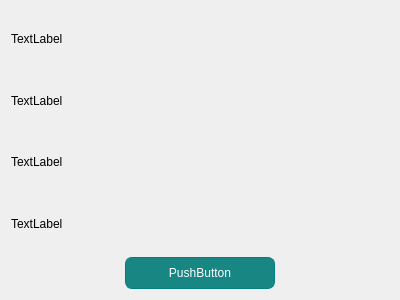
The window that OnLib/OnLib/BookDetails.ui (Andrew-Gh21/OnLib) describes before a commit, drawn with Qt 5.
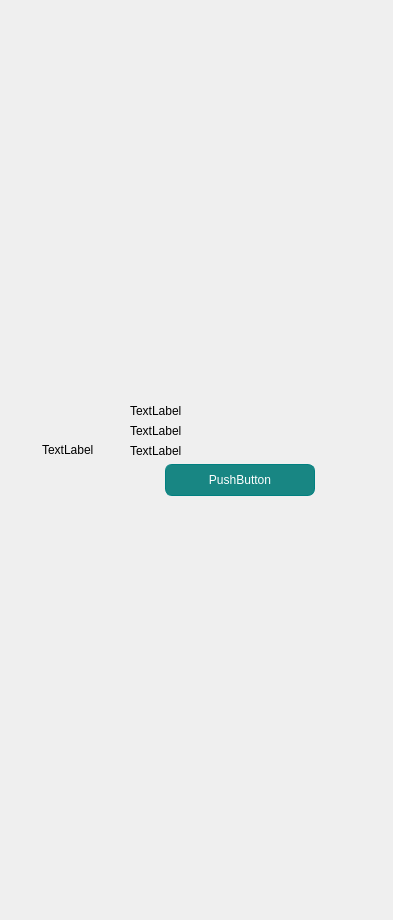
The same window after the commit.

Commit message:
Finished book details page
Book details page is now finished, with big picture in left and description in right

```diff
--- a/OnLib/OnLib/BookDetails.ui
+++ b/OnLib/OnLib/BookDetails.ui
@@ -6,8 +6,8 @@
    <rect>
     <x>0</x>
     <y>0</y>
-    <width>400</width>
-    <height>300</height>
+    <width>393</width>
+    <height>920</height>
    </rect>
   </property>
   <property name="minimumSize">
@@ -20,39 +20,43 @@
    <string>Form</string>
   </property>
   <layout class="QGridLayout" name="gridLayout_2">
-   <item row="2" column="0">
+   <item row="0" column="12">
+    <layout class="QVBoxLayout" name="vertical">
+     <item>
+      <spacer name="verticalSpacer">
+       <property name="orientation">
+        <enum>Qt::Vertical</enum>
+       </property>
+       <property name="sizeHint" stdset="0">
+        <size>
+         <width>20</width>
+         <height>40</height>
+        </size>
+       </property>
+      </spacer>
+     </item>
+     <item>
     <widget class="QLabel" name="authors">
      <property name="text">
       <string>TextLabel</string>
      </property>
     </widget>
    </item>
-   <item row="0" column="0">
-    <layout class="QGridLayout" name="gridLayout">
-     <item row="0" column="0">
-      <widget class="QLabel" name="cover">
-       <property name="text">
-        <string>TextLabel</string>
-       </property>
-      </widget>
-     </item>
-    </layout>
-   </item>
-   <item row="1" column="0">
+     <item>
     <widget class="QLabel" name="title">
      <property name="text">
       <string>TextLabel</string>
      </property>
     </widget>
    </item>
-   <item row="3" column="0">
+     <item>
     <widget class="QLabel" name="description">
      <property name="text">
       <string>TextLabel</string>
      </property>
     </widget>
    </item>
-   <item row="4" column="0">
+     <item>
     <layout class="QHBoxLayout" name="horizontalLayout">
      <item>
       <spacer name="horizontalSpacer">
@@ -129,6 +133,83 @@
       </spacer>
      </item>
     </layout>
+     </item>
+     <item>
+      <spacer name="verticalSpacer_2">
+       <property name="orientation">
+        <enum>Qt::Vertical</enum>
+       </property>
+       <property name="sizeHint" stdset="0">
+        <size>
+         <width>20</width>
+         <height>40</height>
+        </size>
+       </property>
+      </spacer>
+     </item>
+    </layout>
+   </item>
+   <item row="0" column="1">
+    <layout class="QGridLayout" name="gridLayout">
+     <item row="0" column="1">
+      <widget class="QLabel" name="cover">
+       <property name="minimumSize">
+        <size>
+         <width>0</width>
+         <height>0</height>
+        </size>
+       </property>
+       <property name="maximumSize">
+        <size>
+         <width>16777215</width>
+         <height>600</height>
+        </size>
+       </property>
+       <property name="text">
+        <string>TextLabel</string>
+       </property>
+      </widget>
+     </item>
+    </layout>
+   </item>
+   <item row="0" column="3">
+    <spacer name="horizontalSpacer_3">
+     <property name="orientation">
+      <enum>Qt::Horizontal</enum>
+     </property>
+     <property name="sizeHint" stdset="0">
+      <size>
+       <width>40</width>
+       <height>20</height>
+      </size>
+     </property>
+    </spacer>
+   </item>
+   <item row="0" column="0">
+    <spacer name="horizontalSpacer_5">
+     <property name="orientation">
+      <enum>Qt::Horizontal</enum>
+     </property>
+     <property name="sizeHint" stdset="0">
+      <size>
+       <width>40</width>
+       <height>20</height>
+      </size>
+     </property>
+    </spacer>
+   </item>
+   <item row="3" column="16">
+    <spacer name="horizontalSpacer_4">
+     <property name="orientation">
+      <enum>Qt::Horizontal</enum>
+     </property>
+     <property name="sizeHint" stdset="0">
+      <size>
+       <width>40</width>
+       <height>20</height>
+      </size>
+     </property>
+    </spacer>
    </item>
   </layout>
  </widget>
```
Lines whose indentation alone changed are shown as unchanged. The commit also changes 3 other files.
